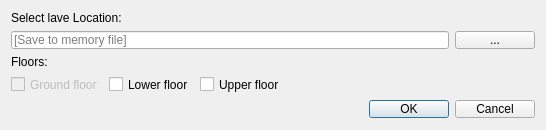
The window that UrbanDataInput/CreateNew_LU_dialog_base.ui (spacesyntax/UrbanDataInputTool) describes before a commit, drawn with Qt 5.
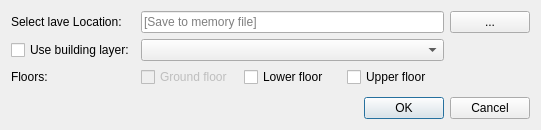
The same window after the commit.

```diff
--- a/UrbanDataInput/CreateNew_LU_dialog_base.ui
+++ b/UrbanDataInput/CreateNew_LU_dialog_base.ui
@@ -6,7 +6,7 @@
    <rect>
     <x>0</x>
     <y>0</y>
-    <width>546</width>
+    <width>541</width>
     <height>130</height>
    </rect>
   </property>
@@ -34,87 +34,36 @@
   <layout class="QVBoxLayout" name="verticalLayout">
    <item>
     <layout class="QGridLayout" name="gridLayout">
-     <item row="4" column="0">
-      <layout class="QHBoxLayout" name="horizontalLayout">
-       <item>
-        <widget class="QCheckBox" name="LUincGFcheckBox">
-         <property name="enabled">
-          <bool>false</bool>
-         </property>
-         <property name="text">
-          <string>Ground floor</string>
-         </property>
-        </widget>
-       </item>
-       <item>
-        <widget class="QCheckBox" name="LUincLFcheckBox">
-         <property name="text">
-          <string>Lower floor</string>
-         </property>
-        </widget>
-       </item>
-       <item>
-        <widget class="QCheckBox" name="LUincUFcheckBox">
-         <property name="text">
-          <string>Upper floor</string>
-         </property>
-        </widget>
-       </item>
-      </layout>
+     <item row="3" column="1" colspan="2">
+      <widget class="QComboBox" name="selectbuildingCombo"/>
      </item>
      <item row="3" column="0">
-      <widget class="QLabel" name="label">
+      <widget class="QCheckBox" name="createNewLUFileCheckBox">
        <property name="text">
-        <string>Floors: </string>
+        <string>Use building layer:</string>
        </property>
       </widget>
      </item>
-     <item row="1" column="0">
-      <widget class="QLabel" name="SavelocationlabelLU">
-       <property name="sizePolicy">
-        <sizepolicy hsizetype="Maximum" vsizetype="Maximum">
-         <horstretch>0</horstretch>
-         <verstretch>0</verstretch>
-        </sizepolicy>
-       </property>
-       <property name="text">
-        <string>Select lave Location:</string>
-       </property>
-      </widget>
-     </item>
-     <item row="5" column="2">
-      <widget class="QPushButton" name="pushButtonLUNewFileDLG">
-       <property name="sizePolicy">
-        <sizepolicy hsizetype="Maximum" vsizetype="Fixed">
-         <horstretch>0</horstretch>
-         <verstretch>0</verstretch>
-        </sizepolicy>
-       </property>
-       <property name="text">
-        <string>OK</string>
-       </property>
-      </widget>
-     </item>
-     <item row="5" column="3">
-      <widget class="QPushButton" name="closePopUpLUButton">
-       <property name="sizePolicy">
-        <sizepolicy hsizetype="Maximum" vsizetype="Fixed">
-         <horstretch>0</horstretch>
-         <verstretch>0</verstretch>
-        </sizepolicy>
-       </property>
-       <property name="text">
-        <string>Cancel</string>
-       </property>
-      </widget>
-     </item>
-     <item row="2" column="0" colspan="3">
+     <item row="2" column="1" colspan="2">
       <widget class="QLineEdit" name="lineEditLU">
        <property name="placeholderText">
         <string>[Save to memory file]</string>
        </property>
       </widget>
      </item>
+     <item row="6" column="2">
+      <widget class="QPushButton" name="pushButtonLUNewFileDLG">
+       <property name="sizePolicy">
+        <sizepolicy hsizetype="Maximum" vsizetype="Fixed">
+         <horstretch>0</horstretch>
+         <verstretch>0</verstretch>
+        </sizepolicy>
+       </property>
+       <property name="text">
+        <string>OK</string>
+       </property>
+      </widget>
+     </item>
      <item row="2" column="3">
       <widget class="QPushButton" name="pushButtonSelectLocationLU">
        <property name="sizePolicy">
@@ -128,7 +77,40 @@
        </property>
       </widget>
      </item>
-     <item row="5" column="1">
+     <item row="6" column="3">
+      <widget class="QPushButton" name="closePopUpLUButton">
+       <property name="sizePolicy">
+        <sizepolicy hsizetype="Maximum" vsizetype="Fixed">
+         <horstretch>0</horstretch>
+         <verstretch>0</verstretch>
+        </sizepolicy>
+       </property>
+       <property name="text">
+        <string>Cancel</string>
+       </property>
+      </widget>
+     </item>
+     <item row="4" column="0">
+      <widget class="QLabel" name="label">
+       <property name="text">
+        <string>Floors: </string>
+       </property>
+      </widget>
+     </item>
+     <item row="2" column="0">
+      <widget class="QLabel" name="SavelocationlabelLU">
+       <property name="sizePolicy">
+        <sizepolicy hsizetype="Maximum" vsizetype="Maximum">
+         <horstretch>0</horstretch>
+         <verstretch>0</verstretch>
+        </sizepolicy>
+       </property>
+       <property name="text">
+        <string>Select lave Location:</string>
+       </property>
+      </widget>
+     </item>
+     <item row="5" column="2">
       <spacer name="verticalSpacer_2">
        <property name="orientation">
         <enum>Qt::Vertical</enum>
@@ -141,6 +123,34 @@
        </property>
       </spacer>
      </item>
+     <item row="4" column="1" colspan="2">
+      <layout class="QHBoxLayout" name="horizontalLayout">
+       <item>
+        <widget class="QCheckBox" name="LUincGFcheckBox">
+         <property name="enabled">
+          <bool>false</bool>
+         </property>
+         <property name="text">
+          <string>Ground floor</string>
+         </property>
+        </widget>
+       </item>
+       <item>
+        <widget class="QCheckBox" name="LUincLFcheckBox">
+         <property name="text">
+          <string>Lower floor</string>
+         </property>
+        </widget>
+       </item>
+       <item>
+        <widget class="QCheckBox" name="LUincUFcheckBox">
+         <property name="text">
+          <string>Upper floor</string>
+         </property>
+        </widget>
+       </item>
+      </layout>
+     </item>
     </layout>
    </item>
   </layout>
```
